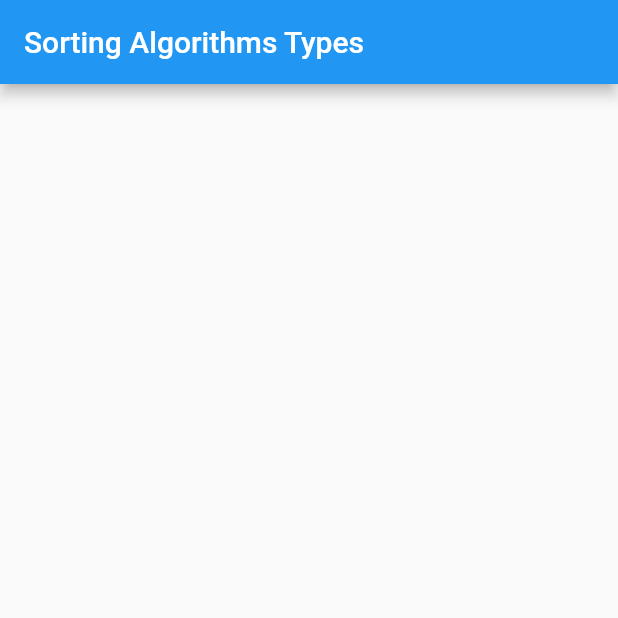
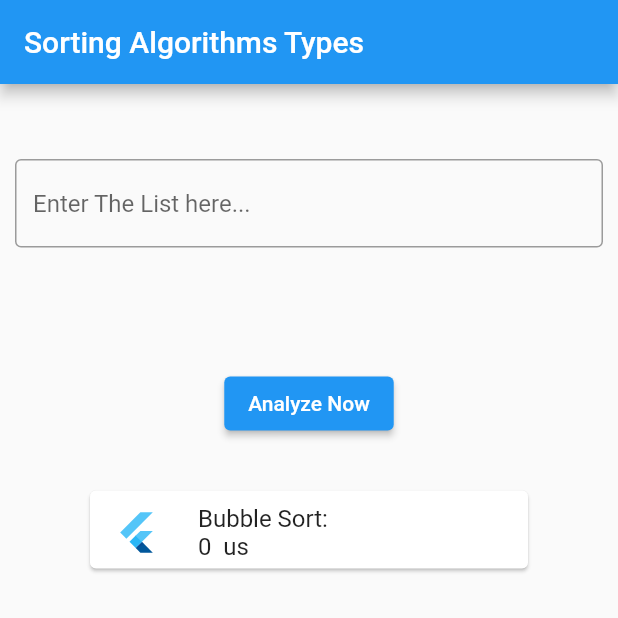
Before and after one commit to AbedalelahHyari/flutter_challenge, a Flutter app: the screen it shows after launch, on a phone screen of 412 x 824 dp, the top half of it. Run offline on Flutter 3.47's test engine with Material 2 defaults, Android fonts, the phone set to English and light mode, and no system bars.

Commit message:
Complete the first section in the flutter_challenge task which called bubbleSort

```diff
--- a/lib/main.dart
+++ b/lib/main.dart
@@ -1,16 +1,53 @@
+import 'dart:convert';
 import 'package:flutter/material.dart';
 
 void main() => runApp(MyApp());
 
+//////////////////////////////////////////////////////////////////////////////////////////
 class MyApp extends StatefulWidget {
+  const MyApp({Key? key}) : super(key: key);
+
   State<StatefulWidget> createState() {
     // TODO: implement createState
     return _MyAppState();
   }
 }
 
+//////////////////////////////////////////////////////////////////////////////////////////
 class _MyAppState extends State<MyApp> {
-/* findBubbleSort */
+  final myController = TextEditingController();
+  var arr = "";
+
+  //late List<int> intArray;
+  late List newArray2;
+
+  changeToArr() {
+    //arr = arr.replaceAll(new RegExp('[]'), '');
+    newArray2 = json.decode(arr);
+    //print(newArray2);
+    //print(newArray2[0]);
+    //var valuesArray = int.parse(arr);
+    //newArray2[i]//final newArray = arr.replaceAll(new RegExp(r'[^0-9]'), '');
+    //var latestVersion = List<int>.from(json.decode(arr));
+    //intArray = List<int>.from(json.decode(newArray));
+    //print(int.parse(newArray));
+    //print('This from stackoverflow website    $latestVersion');
+  }
+
+  /*
+  String get name => this.form.control('array').value;
+  */
+  int bubble = 0;
+
+  @override
+  void dispose() {
+    // Clean up the controller when the widget is disposed.
+    myController.dispose();
+    super.dispose();
+  }
+
+//////////////////////////////////////////////////////////////////////////////////////////
+/* BubbleSort */
 /*
  * Algorithm:-
  *
@@ -34,18 +71,32 @@ class _MyAppState extends State<MyApp> {
  *
  * 6- At the end i will return the arr.
  */
-  bubbleSort(List arr) {
-    for (var i = 0; i < arr.length; i++) {
-      for (var j = 1; j < arr.length; j++) {
-        if (arr[j] < arr[j - 1]) {
-          var temporary = arr[j];
-          arr[j] = arr[j - 1];
-          arr[j - 1] = temporary;
+  bubbleSort(newArray2) {
+    Stopwatch stopwatch1 = new Stopwatch()..start();
+    for (var i = 0; i < newArray2.length; i++) {
+      //newArray2[i] = int.parse(newArray2[i]);
+      bool swapped = false;
+      for (var j = 1; j < newArray2.length; j++) {
+        if (newArray2[j] < newArray2[j - 1]) {
+          var temporary = newArray2[j];
+          newArray2[j] = newArray2[j - 1];
+          newArray2[j - 1] = temporary;
+          swapped = true;
         }
       }
+      if (!swapped) break;
     }
-    return arr;
+    //return arr;
+
+    int stop = stopwatch1.elapsedMicroseconds;
+    setState(() {
+      bubble = stop;
+      print('bubble Time $bubble');
+    });
+    print('test array $newArray2');
   }
+
+  //////////////////////////////////////////////////////////////////////////////////////////
 
   @override
   Widget build(BuildContext context) {
@@ -53,7 +104,45 @@ class _MyAppState extends State<MyApp> {
         home: Scaffold(
             appBar: AppBar(title: Text("Sorting Algorithms Types")),
             body: Column(
-              children: <Widget>[],
+              children: <Widget>[
+                Padding(
+                  padding: EdgeInsets.symmetric(horizontal: 10, vertical: 50),
+                  child: TextField(
+                    onChanged: (text) {
+                      this.arr = text;
+                      // print('array of Integers $arr');
+
+                      //print(bubbleSort(text));
+                    },
+                    decoration: InputDecoration(
+                      border: OutlineInputBorder(),
+                      hintText: 'Enter The List here...',
+                    ),
+                  ),
+                ),
+                Padding(
+                  padding: EdgeInsets.symmetric(horizontal: 100, vertical: 30),
+                  child: ElevatedButton(
+                    child: const Text('Analyze Now'),
+                    onPressed: () => {
+                      //print("The Button Clicked"),
+                      setState(() => {changeToArr()}),
+                      bubbleSort(newArray2)
+                    },
+                  ),
+                ),
+                Container(
+                  width: 300,
+                  height: 60,
+                  child: Card(
+                      child: ListTile(
+                    leading: FlutterLogo(size: 30.0),
+                    title: Text(
+                      'Bubble Sort:\n' + bubble.toString() + '  us',
+                    ),
+                  )),
+                ),
+              ],
             )));
   }
 }
```
